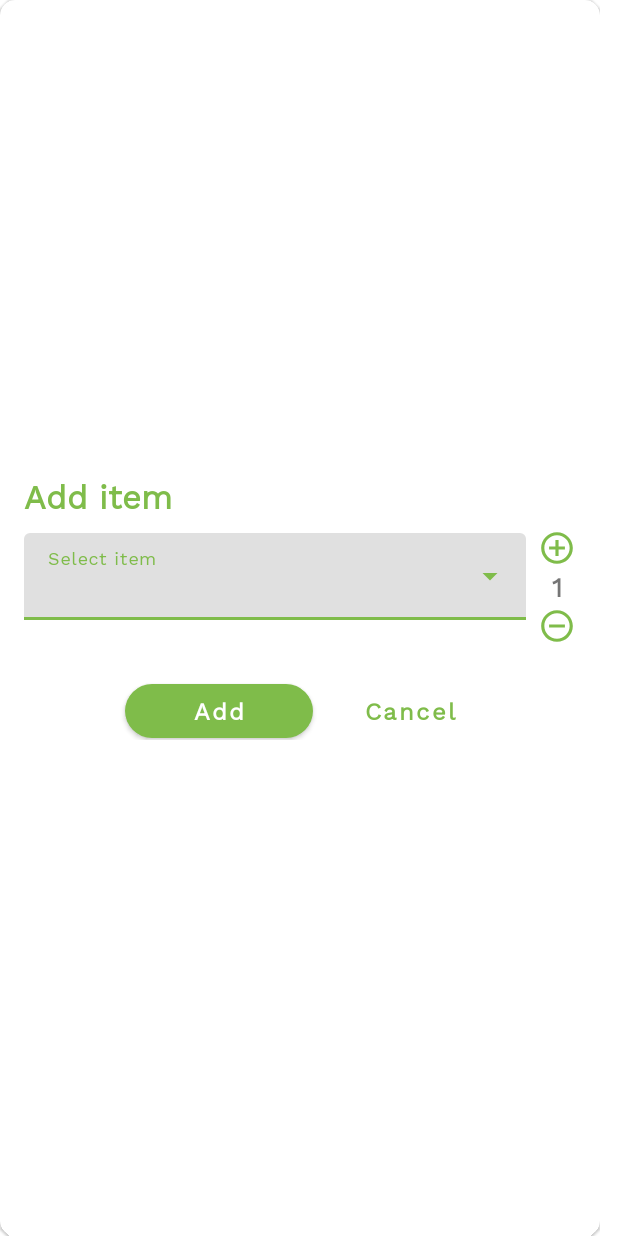
After one commit to ibrahim-ekinci/Sholist, an Android app: the layout dialog_add_item.xml on its own in the app's theme, with its tools: preview values and no code run, on a phone screen of 412 x 824 dp. The commit adds this screen. Run offline under Robolectric (Android 15) with nearby library versions, the phone set to English and light mode, and no system bars.

Commit message:
Add_item dialog tasarımı yapıldı.

```diff
--- a/app/src/main/java/com/gloorystudio/sholist/view/main/ListFragment.kt
+++ b/app/src/main/java/com/gloorystudio/sholist/view/main/ListFragment.kt
@@ -1,16 +1,20 @@
 package com.gloorystudio.sholist.view.main
 
+import android.app.Dialog
 import android.os.Bundle
 import androidx.fragment.app.Fragment
 import android.view.LayoutInflater
 import android.view.View
 import android.view.ViewGroup
+import android.widget.ArrayAdapter
+import android.widget.AutoCompleteTextView
 import androidx.core.content.ContextCompat
 import androidx.databinding.DataBindingUtil
 import androidx.lifecycle.ViewModelProvider
 import androidx.recyclerview.widget.LinearLayoutManager
 import com.gloorystudio.sholist.R
 import com.gloorystudio.sholist.adapter.ShoppingListAdapter
+import com.gloorystudio.sholist.databinding.DialogAddItemBinding
 import com.gloorystudio.sholist.databinding.FragmentListBinding
 import com.gloorystudio.sholist.model.Item
 import com.gloorystudio.sholist.model.ShoppingCard
@@ -51,6 +55,23 @@ class ListFragment : Fragment() {
                 2-> binding.clList.setBackgroundColor(ContextCompat.getColor(binding.clList.context,R.color.card_bg2))
                 3-> binding.clList.setBackgroundColor(ContextCompat.getColor(binding.clList.context,R.color.card_bg3))
             }
+            binding.floatingActionButton.setOnClickListener {
+                //Todo: show add item dialog
+
+                var dialog = Dialog(requireContext())
+                val dialogBinding = DialogAddItemBinding.inflate(LayoutInflater.from(requireContext()))
+                dialog.setContentView(dialogBinding.root)
+                dialog.window?.setBackgroundDrawableResource(android.R.color.transparent)
+                val items = listOf("Material", "Design", "Components", "Android", "Design", "Components", "Android", "Design", "Components", "Android", "Design", "Components", "Android", "Design", "Components", "Android", "Design", "Components", "Android", "Design", "Components", "Android", "Design", "Components", "Android", "Design", "Components", "Android")
+                val adapter = ArrayAdapter(requireContext(), R.layout.list_item, items)
+                (dialogBinding.textInputLayoutItem.editText as? AutoCompleteTextView)?.setAdapter(adapter)
+
+
+                dialog.show()
+            }
+
+
+
 
             viewModel = ViewModelProvider(this).get(ListViewModel :: class.java)
             viewModel.refreshItemListData(shoppingCardData.itemList)
--- /dev/null
+++ b/app/src/main/res/drawable/ic_baseline_add_circle_outline_24.xml
@@ -0,0 +1,5 @@
+<vector android:height="24dp" android:tint="#FFFFFF"
+    android:viewportHeight="24" android:viewportWidth="24"
+    android:width="24dp" xmlns:android="http://schemas.android.com/apk/res/android">
+    <path android:fillColor="@android:color/white" android:pathData="M13,7h-2v4L7,11v2h4v4h2v-4h4v-2h-4L13,7zM12,2C6.48,2 2,6.48 2,12s4.48,10 10,10 10,-4.48 10,-10S17.52,2 12,2zM12,20c-4.41,0 -8,-3.59 -8,-8s3.59,-8 8,-8 8,3.59 8,8 -3.59,8 -8,8z"/>
+</vector>
--- /dev/null
+++ b/app/src/main/res/drawable/ic_baseline_remove_24.xml
@@ -0,0 +1,5 @@
+<vector android:height="24dp" android:tint="#FFFFFF"
+    android:viewportHeight="24" android:viewportWidth="24"
+    android:width="24dp" xmlns:android="http://schemas.android.com/apk/res/android">
+    <path android:fillColor="@android:color/white" android:pathData="M19,13H5v-2h14v2z"/>
+</vector>
--- /dev/null
+++ b/app/src/main/res/drawable/ic_baseline_remove_circle_outline_24.xml
@@ -0,0 +1,5 @@
+<vector android:height="24dp" android:tint="#FFFFFF"
+    android:viewportHeight="24" android:viewportWidth="24"
+    android:width="24dp" xmlns:android="http://schemas.android.com/apk/res/android">
+    <path android:fillColor="@android:color/white" android:pathData="M7,11v2h10v-2L7,11zM12,2C6.48,2 2,6.48 2,12s4.48,10 10,10 10,-4.48 10,-10S17.52,2 12,2zM12,20c-4.41,0 -8,-3.59 -8,-8s3.59,-8 8,-8 8,3.59 8,8 -3.59,8 -8,8z"/>
+</vector>
--- /dev/null
+++ b/app/src/main/res/layout/dialog_add_item.xml
@@ -0,0 +1,163 @@
+<?xml version="1.0" encoding="utf-8"?>
+<layout xmlns:tools="http://schemas.android.com/tools"
+    xmlns:android="http://schemas.android.com/apk/res/android"
+    xmlns:app="http://schemas.android.com/apk/res-auto"
+    >
+    <data>
+        <!--You don't even need to use this one, this is important/necessary for the inflate method -->
+
+    </data>
+    <androidx.constraintlayout.widget.ConstraintLayout
+        android:layout_width="400dp"
+        android:layout_height="match_parent"
+
+        >
+
+        <com.google.android.material.card.MaterialCardView
+            android:layout_width="match_parent"
+            android:layout_height="match_parent"
+            android:layout_gravity="center"
+            android:clickable="true"
+            android:foreground="?android:attr/selectableItemBackground"
+            app:cardCornerRadius="10dp"
+
+            app:layout_constraintBottom_toBottomOf="parent"
+            app:layout_constraintEnd_toEndOf="parent"
+            app:layout_constraintStart_toStartOf="parent"
+            app:layout_constraintTop_toTopOf="parent">
+
+
+            <LinearLayout
+                android:layout_width="match_parent"
+                android:layout_height="wrap_content"
+                android:layout_gravity="center"
+                android:layout_marginBottom="16dp"
+                android:gravity="center"
+                android:orientation="vertical">
+
+
+                <TextView
+                    android:id="@+id/tv_title"
+                    android:layout_width="match_parent"
+                    android:layout_height="wrap_content"
+                    android:layout_marginStart="16dp"
+                    android:layout_marginTop="16dp"
+                    android:layout_marginEnd="16dp"
+                    android:gravity="center|start|left|center_vertical"
+                    android:text="@string/add_item"
+                    android:textColor="@color/sho_green"
+                    android:textSize="22sp"
+                    android:textStyle="bold"
+                    app:layout_constraintEnd_toEndOf="parent"
+                    app:layout_constraintStart_toStartOf="parent"
+                    app:layout_constraintTop_toBottomOf="@+id/textView2" />
+
+                <androidx.constraintlayout.widget.ConstraintLayout
+                    android:layout_width="match_parent"
+                    android:layout_marginHorizontal="16dp"
+                    android:layout_height="wrap_content"
+                    >
+
+                    <com.google.android.material.textfield.TextInputLayout
+                        android:id="@+id/textInputLayout_item"
+                        style="@style/Widget.MaterialComponents.TextInputLayout.FilledBox.ExposedDropdownMenu"
+                        android:layout_width="0dp"
+                        android:layout_height="match_parent"
+                        android:layout_marginEnd="8dp"
+                        android:hint="@string/select_item"
+                        android:layout_marginTop="8dp"
+                        app:errorEnabled="true"
+                        app:layout_constraintBottom_toBottomOf="@+id/ll_counter"
+                        app:layout_constraintEnd_toStartOf="@id/ll_counter"
+                        app:layout_constraintStart_toStartOf="parent"
+                        app:layout_constraintTop_toTopOf="@+id/ll_counter">
+
+                        <com.google.android.material.textfield.MaterialAutoCompleteTextView
+
+                            android:layout_width="match_parent"
+                            android:layout_height="wrap_content"
+                            android:inputType="textAutoComplete" />
+
+
+                    </com.google.android.material.textfield.TextInputLayout>
+
+                    <LinearLayout
+                        android:id="@+id/ll_counter"
+                        android:layout_width="25dp"
+                        android:layout_height="match_parent"
+                        android:orientation="vertical"
+                        app:layout_constraintBottom_toBottomOf="parent"
+                        app:layout_constraintEnd_toEndOf="parent"
+                        app:layout_constraintTop_toTopOf="parent">
+
+                        <com.google.android.material.button.MaterialButton
+                            android:layout_width="25dp"
+                            android:layout_height="25dp"
+                            android:background="@drawable/ic_baseline_add_circle_outline_24"
+                            android:gravity="center"
+                            app:cornerRadius="40dp" />
+
+                        <com.google.android.material.textview.MaterialTextView
+                            android:layout_width="match_parent"
+                            android:layout_height="wrap_content"
+                            android:gravity="center"
+                            android:text="1"
+                            android:textSize="18sp"
+                            android:textStyle="bold" />
+
+                        <com.google.android.material.button.MaterialButton
+                            android:layout_width="25dp"
+                            android:layout_height="25dp"
+                            android:background="@drawable/ic_baseline_remove_circle_outline_24"
+                            android:gravity="center"
+                            app:cornerRadius="40dp" />
+                    </LinearLayout>
+                </androidx.constraintlayout.widget.ConstraintLayout>
+
+
+
+
+
+                <LinearLayout
+                    android:layout_width="match_parent"
+                    android:layout_height="wrap_content"
+                    android:layout_marginStart="16dp"
+                    android:layout_marginEnd="16dp"
+                    android:gravity="center"
+                    android:orientation="horizontal">
+
+                    <com.google.android.material.button.MaterialButton
+                        android:id="@+id/btn_add"
+                        android:layout_width="wrap_content"
+                        android:layout_height="wrap_content"
+                        android:layout_marginTop="10dp"
+                        android:layout_marginRight="20dp"
+                        android:fontFamily="sans-serif-light"
+                        android:minWidth="125dp"
+                        android:text="@string/add"
+                        android:textAllCaps="false"
+                        android:textSize="16sp"
+                        android:textStyle="bold"
+                        app:cornerRadius="20dp" />
+
+                    <com.google.android.material.button.MaterialButton
+                        android:id="@+id/btn_cancel"
+                        style="@style/Widget.MaterialComponents.Button.TextButton"
+                        android:layout_width="wrap_content"
+                        android:layout_height="wrap_content"
+                        android:layout_marginTop="10dp"
+                        android:fontFamily="sans-serif-light"
+                        android:text="@string/cancel"
+                        android:textAllCaps="false"
+                        android:textSize="16dp"
+                        android:textStyle="bold"
+                        app:cornerRadius="20dp" />
+                </LinearLayout>
+
+            </LinearLayout>
+
+
+        </com.google.android.material.card.MaterialCardView>
+    </androidx.constraintlayout.widget.ConstraintLayout>
+
+</layout>
--- a/app/src/main/res/layout/dialog_newlist.xml
+++ b/app/src/main/res/layout/dialog_newlist.xml
@@ -69,8 +69,6 @@
                         android:id="@+id/et_list_name"
                         android:layout_width="match_parent"
                         android:layout_height="wrap_content"
-                        android:fontFamily="sans-serif-light"
-                        android:inputType="textEmailAddress"
 
                         android:singleLine="true" />
 
--- a/app/src/main/res/layout/fragment_list.xml
+++ b/app/src/main/res/layout/fragment_list.xml
@@ -11,7 +11,9 @@
             name="shoppingCard"
             type="com.gloorystudio.sholist.model.ShoppingCard" />
     </data>
-
+    <androidx.coordinatorlayout.widget.CoordinatorLayout
+        android:layout_width="match_parent"
+        android:layout_height="match_parent">
 
     <androidx.constraintlayout.widget.ConstraintLayout
         android:id="@+id/cl_list"
@@ -162,4 +164,16 @@
 
 
     </androidx.constraintlayout.widget.ConstraintLayout>
+
+    <com.google.android.material.floatingactionbutton.FloatingActionButton
+        android:id="@+id/floating_action_button"
+        android:layout_width="wrap_content"
+        android:layout_height="wrap_content"
+        android:layout_gravity="bottom|right"
+        app:layout_constraintBottom_toBottomOf="parent"
+        app:layout_constraintEnd_toEndOf="parent"
+        app:srcCompat="@drawable/ic_baseline_add_24"
+        android:layout_marginRight="40dp"
+        android:layout_marginBottom="40dp"/>
+</androidx.coordinatorlayout.widget.CoordinatorLayout>
 </layout>
--- /dev/null
+++ b/app/src/main/res/layout/list_item.xml
@@ -0,0 +1,10 @@
+<?xml version="1.0" encoding="utf-8"?>
+<TextView
+    xmlns:android="http://schemas.android.com/apk/res/android"
+    android:layout_width="match_parent"
+    android:layout_height="wrap_content"
+    android:padding="16dp"
+    android:ellipsize="end"
+    android:maxLines="1"
+    android:textAppearance="?attr/textAppearanceSubtitle1"
+    />
--- a/app/src/main/res/values/strings.xml
+++ b/app/src/main/res/values/strings.xml
@@ -45,4 +45,8 @@
     <string name="change_password">Change my password.</string>
     <string name="oldpassword">Old Password</string>
     <string name="new_password">New Password</string>
+    <string name="add_item">Add item</string>
+    <string name="select_item">Select item</string>
+    <string name="set_icon">Set icon</string>
+    <string name="set_count">Set count</string>
 </resources>
```
